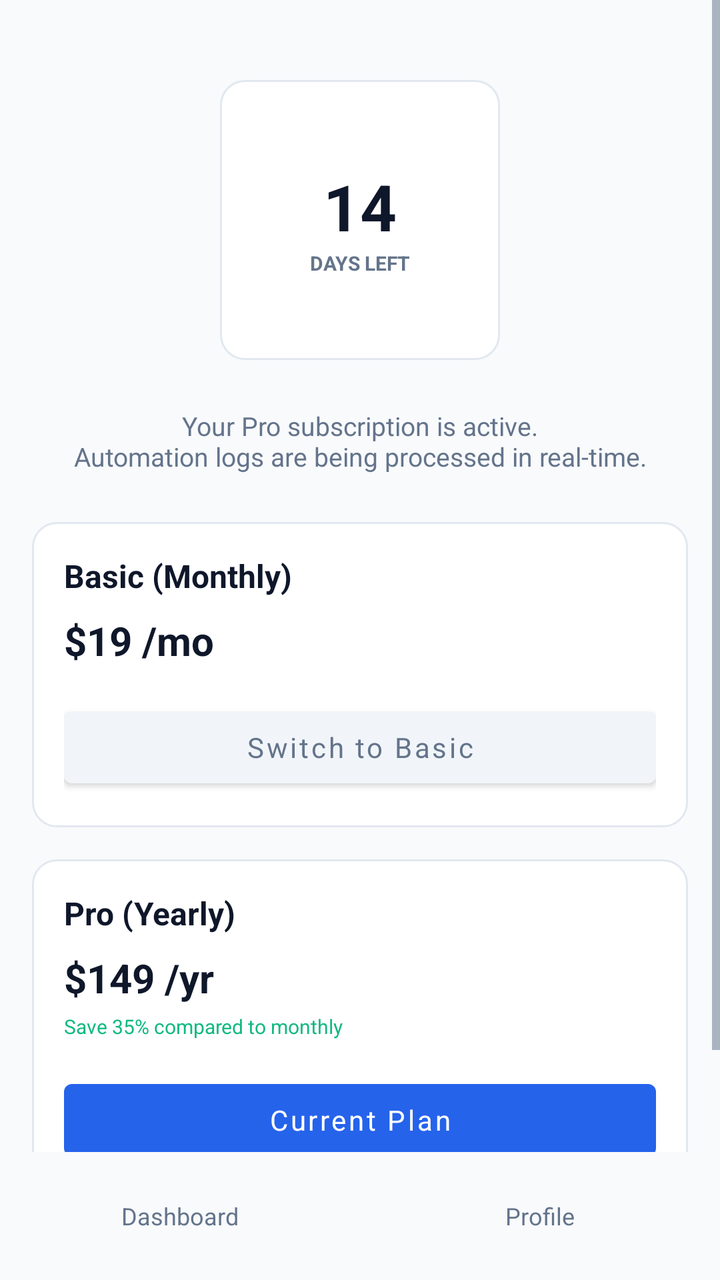
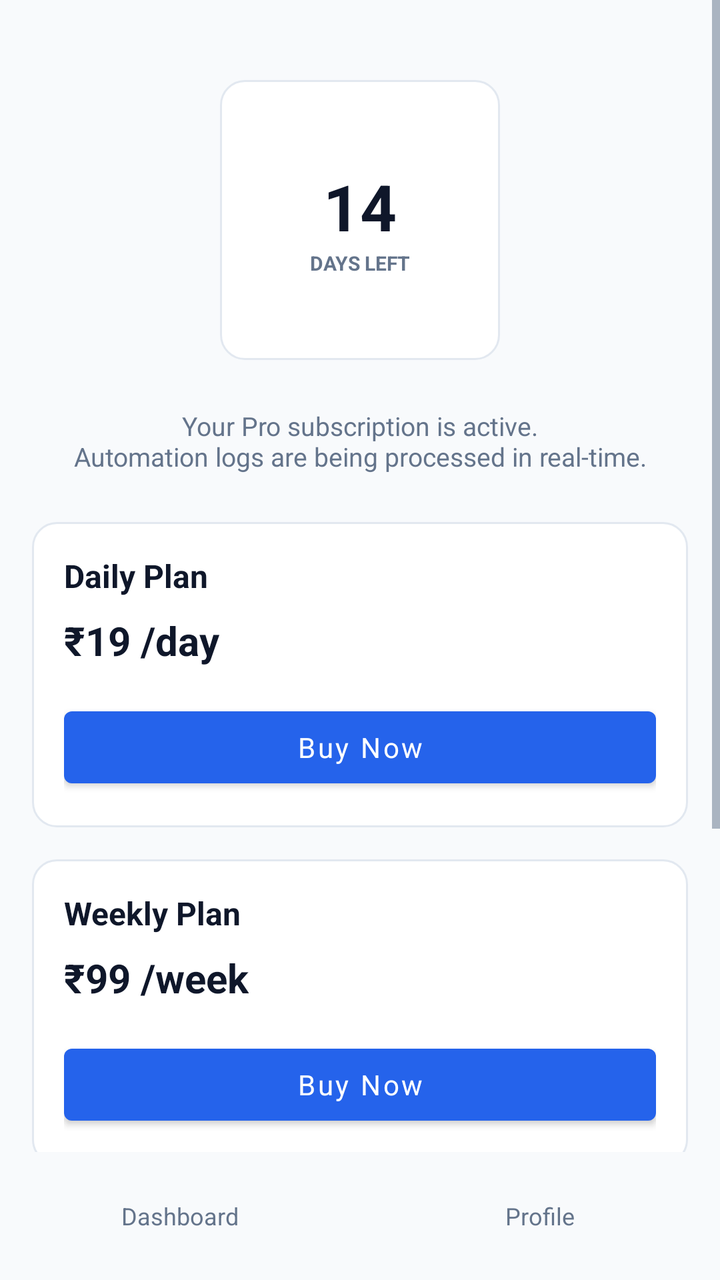

Compare the two renders of this Android layout. The source of the first and the diff that turns it into the second are given below.
<!-- AndroidManifest.xml: application theme AppTheme -->
<!-- res/layout/activity_subscription.xml -->
<?xml version="1.0" encoding="utf-8"?>
<androidx.constraintlayout.widget.ConstraintLayout xmlns:android="http://schemas.android.com/apk/res/android"
    xmlns:app="http://schemas.android.com/apk/res-auto"
    android:layout_width="match_parent"
    android:layout_height="match_parent"
    android:background="@color/colorBackground">

    <ScrollView
        android:layout_width="match_parent"
        android:layout_height="0dp"
        app:layout_constraintTop_toTopOf="parent"
        app:layout_constraintBottom_toTopOf="@+id/bottomNavigation">

        <LinearLayout
            android:layout_width="match_parent"
            android:layout_height="wrap_content"
            android:orientation="vertical"
            android:padding="16dp"
            android:gravity="center_horizontal">

            
            <FrameLayout
                android:layout_width="140dp"
                android:layout_height="140dp"
                android:layout_marginTop="24dp">
                
                
                <View
                    android:layout_width="match_parent"
                    android:layout_height="match_parent"
                    android:background="@drawable/bg_card" />

                <LinearLayout
                    android:layout_width="match_parent"
                    android:layout_height="match_parent"
                    android:gravity="center"
                    android:orientation="vertical">
                    <TextView
                        android:id="@+id/textDaysLeft"
                        android:layout_width="wrap_content"
                        android:layout_height="wrap_content"
                        android:text="14"
                        android:textColor="@color/colorTextPrimary"
                        android:textSize="32sp"
                        android:textStyle="bold" />
                    <TextView
                        android:layout_width="wrap_content"
                        android:layout_height="wrap_content"
                        android:text="DAYS LEFT"
                        android:textColor="@color/colorTextSecondary"
                        android:textSize="10sp"
                        android:textStyle="bold" />
                </LinearLayout>
            </FrameLayout>

            <TextView
                android:id="@+id/textSubMsg"
                android:layout_width="match_parent"
                android:layout_height="wrap_content"
                android:layout_marginTop="24dp"
                android:layout_marginBottom="24dp"
                android:gravity="center"
                android:text="Your Pro subscription is active.\nAutomation logs are being processed in real-time."
                android:textColor="@color/colorTextSecondary"
                android:textSize="13sp" />

            
            <LinearLayout
                android:layout_width="match_parent"
                android:layout_height="wrap_content"
                android:background="@drawable/bg_card"
                android:orientation="vertical"
                android:padding="16dp"
                android:layout_marginBottom="16dp">
                
                <TextView
                    android:layout_width="wrap_content"
                    android:layout_height="wrap_content"
                    android:text="Basic (Monthly)"
                    android:textColor="@color/colorTextPrimary"
                    android:textSize="16sp"
                    android:textStyle="bold" />
                
                <TextView
                    android:layout_width="wrap_content"
                    android:layout_height="wrap_content"
                    android:text="$19 /mo"
                    android:textColor="@color/colorTextPrimary"
                    android:textSize="20sp"
                    android:textStyle="bold"
                    android:layout_marginTop="8dp" />

                <com.google.android.material.button.MaterialButton
                    android:layout_width="match_parent"
                    android:layout_height="wrap_content"
                    android:layout_marginTop="16dp"
                    android:text="Switch to Basic"
                    android:textAllCaps="false"
                    app:backgroundTint="@color/colorInputBg"
                    android:textColor="@color/colorTextSecondary" />
            </LinearLayout>

            
            <LinearLayout
                android:layout_width="match_parent"
                android:layout_height="wrap_content"
                android:background="@drawable/bg_card"
                android:orientation="vertical"
                android:padding="16dp"
                android:layout_marginBottom="16dp">

                <TextView
                    android:layout_width="wrap_content"
                    android:layout_height="wrap_content"
                    android:text="Pro (Yearly)"
                    android:textColor="@color/colorTextPrimary"
                    android:textSize="16sp"
                    android:textStyle="bold" />
                
                <TextView
                    android:layout_width="wrap_content"
                    android:layout_height="wrap_content"
                    android:text="$149 /yr"
                    android:textColor="@color/colorTextPrimary"
                    android:textSize="20sp"
                    android:textStyle="bold"
                    android:layout_marginTop="8dp" />

                <TextView
                    android:layout_width="wrap_content"
                    android:layout_height="wrap_content"
                    android:text="Save 35% compared to monthly"
                    android:textColor="@color/colorSuccess"
                    android:textSize="10sp"
                    android:layout_marginTop="4dp" />

                <com.google.android.material.button.MaterialButton
                    android:layout_width="match_parent"
                    android:layout_height="wrap_content"
                    android:layout_marginTop="16dp"
                    android:text="Current Plan"
                    android:textAllCaps="false"
                    android:textColor="@android:color/white"
                    app:backgroundTint="@color/colorPrimary" />
            </LinearLayout>

        </LinearLayout>
    </ScrollView>

    
    <LinearLayout
        android:id="@+id/bottomNavigation"
        android:layout_width="match_parent"
        android:layout_height="64dp"
        android:background="@color/colorBackground"
        android:orientation="horizontal"
        app:layout_constraintBottom_toBottomOf="parent">

        <LinearLayout
            android:id="@+id/navDashboard"
            android:layout_width="0dp"
            android:layout_height="match_parent"
            android:layout_weight="1"
            android:gravity="center"
            android:orientation="vertical">
            <TextView
                android:layout_width="wrap_content"
                android:layout_height="wrap_content"
                android:text="Dashboard"
                android:textColor="@color/colorTextSecondary"
                android:textSize="12sp" />
        </LinearLayout>

        <LinearLayout
            android:id="@+id/navProfile"
            android:layout_width="0dp"
            android:layout_height="match_parent"
            android:layout_weight="1"
            android:gravity="center"
            android:orientation="vertical">
            <TextView
                android:layout_width="wrap_content"
                android:layout_height="wrap_content"
                android:text="Profile"
                android:textColor="@color/colorTextSecondary"
                android:textSize="12sp" />
        </LinearLayout>
    </LinearLayout>

</androidx.constraintlayout.widget.ConstraintLayout>
<!-- resources referenced by this layout -->
<resources>
  <color name="colorBackground">#F8FAFC</color>
  <color name="colorInputBg">#F1F5F9</color>
  <color name="colorPrimary">#2563EB</color>
  <color name="colorSuccess">#10B981</color>
  <color name="colorTextPrimary">#0F172A</color>
  <color name="colorTextSecondary">#64748B</color>
  <!-- drawable bg_card (drawable) -->
  <?xml version="1.0" encoding="utf-8"?>
  <shape xmlns:android="http://schemas.android.com/apk/res/android"
      android:shape="rectangle">
      <solid android:color="@color/colorCard"/>
      <corners android:radius="12dp"/>
      <stroke android:width="1dp" android:color="@color/colorBorder" />
  </shape>
  <style name="AppTheme" parent="Theme.MaterialComponents.Light.NoActionBar">
          <item name="android:fontFamily">sans-serif</item>
          <item name="android:windowLightStatusBar">true</item>
          <item name="colorPrimary">@color/colorPrimary</item>
          <item name="colorPrimaryDark">@color/colorPrimaryDark</item>
          <item name="colorAccent">@color/colorAccent</item>
          <item name="android:windowBackground">@color/colorBackground</item>
          <item name="android:textColorPrimary">@color/colorTextPrimary</item>
          <item name="android:textColorSecondary">@color/colorTextSecondary</item>
      </style>
  <color name="colorCard">#FFFFFF</color>
  <color name="colorBorder">#E2E8F0</color>
  <color name="colorPrimaryDark">#1D4ED8</color>
  <color name="colorAccent">#2563EB</color>
</resources>

<!-- the commit's change to res/layout/activity_subscription.xml (unified diff, before → after) -->
@@ -76,7 +76,7 @@
                 <TextView
                     android:layout_width="wrap_content"
                     android:layout_height="wrap_content"
-                    android:text="Basic (Monthly)"
+                    android:text="Daily Plan"
                     android:textColor="@color/colorTextPrimary"
                     android:textSize="16sp"
                     android:textStyle="bold" />
@@ -84,20 +84,21 @@
                 <TextView
                     android:layout_width="wrap_content"
                     android:layout_height="wrap_content"
-                    android:text="$19 /mo"
+                    android:text="₹19 /day"
                     android:textColor="@color/colorTextPrimary"
                     android:textSize="20sp"
                     android:textStyle="bold"
                     android:layout_marginTop="8dp" />
 
                 <com.google.android.material.button.MaterialButton
+                    android:id="@+id/btnPlanDaily"
                     android:layout_width="match_parent"
                     android:layout_height="wrap_content"
                     android:layout_marginTop="16dp"
-                    android:text="Switch to Basic"
+                    android:text="Buy Now"
                     android:textAllCaps="false"
-                    app:backgroundTint="@color/colorInputBg"
-                    android:textColor="@color/colorTextSecondary" />
+                    app:backgroundTint="@color/colorPrimary"
+                    android:textColor="@android:color/white" />
             </LinearLayout>
 
             
@@ -112,7 +113,7 @@
                 <TextView
                     android:layout_width="wrap_content"
                     android:layout_height="wrap_content"
-                    android:text="Pro (Yearly)"
+                    android:text="Weekly Plan"
                     android:textColor="@color/colorTextPrimary"
                     android:textSize="16sp"
                     android:textStyle="bold" />
@@ -120,25 +121,63 @@
                 <TextView
                     android:layout_width="wrap_content"
                     android:layout_height="wrap_content"
-                    android:text="$149 /yr"
+                    android:text="₹99 /week"
                     android:textColor="@color/colorTextPrimary"
                     android:textSize="20sp"
                     android:textStyle="bold"
                     android:layout_marginTop="8dp" />
 
-                <TextView
-                    android:layout_width="wrap_content"
-                    android:layout_height="wrap_content"
-                    android:text="Save 35% compared to monthly"
+                <com.google.android.material.button.MaterialButton
+                    android:id="@+id/btnPlanWeekly"
+                    android:layout_width="match_parent"
+                    android:layout_height="wrap_content"
+                    android:layout_marginTop="16dp"
+                    android:text="Buy Now"
+                    android:textAllCaps="false"
+                    android:textColor="@android:color/white"
+                    app:backgroundTint="@color/colorPrimary" />
+            </LinearLayout>
+
+            
+            <LinearLayout
+                android:layout_width="match_parent"
+                android:layout_height="wrap_content"
+                android:background="@drawable/bg_card"
+                android:orientation="vertical"
+                android:padding="16dp"
+                android:layout_marginBottom="16dp">
+
+                <TextView
+                    android:layout_width="wrap_content"
+                    android:layout_height="wrap_content"
+                    android:text="Monthly Plan"
+                    android:textColor="@color/colorTextPrimary"
+                    android:textSize="16sp"
+                    android:textStyle="bold" />
+                
+                <TextView
+                    android:layout_width="wrap_content"
+                    android:layout_height="wrap_content"
+                    android:text="₹299 /month"
+                    android:textColor="@color/colorTextPrimary"
+                    android:textSize="20sp"
+                    android:textStyle="bold"
+                    android:layout_marginTop="8dp" />
+
+                <TextView
+                    android:layout_width="wrap_content"
+                    android:layout_height="wrap_content"
+                    android:text="Save compared to daily"
                     android:textColor="@color/colorSuccess"
                     android:textSize="10sp"
                     android:layout_marginTop="4dp" />
 
                 <com.google.android.material.button.MaterialButton
+                    android:id="@+id/btnPlanMonthly"
                     android:layout_width="match_parent"
                     android:layout_height="wrap_content"
                     android:layout_marginTop="16dp"
-                    android:text="Current Plan"
+                    android:text="Buy Now"
                     android:textAllCaps="false"
                     android:textColor="@android:color/white"
                     app:backgroundTint="@color/colorPrimary" />
<!-- resource entries referenced after the edit -->
@@ -1,7 +1,6 @@
 <!-- resources referenced by this layout -->
 <resources>
   <color name="colorBackground">#F8FAFC</color>
-  <color name="colorInputBg">#F1F5F9</color>
   <color name="colorPrimary">#2563EB</color>
   <color name="colorSuccess">#10B981</color>
   <color name="colorTextPrimary">#0F172A</color>
